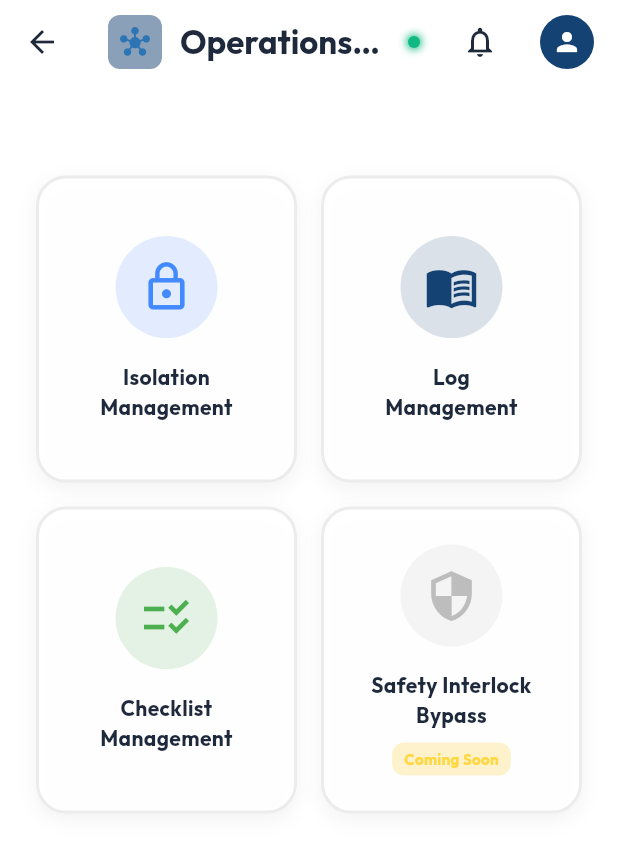
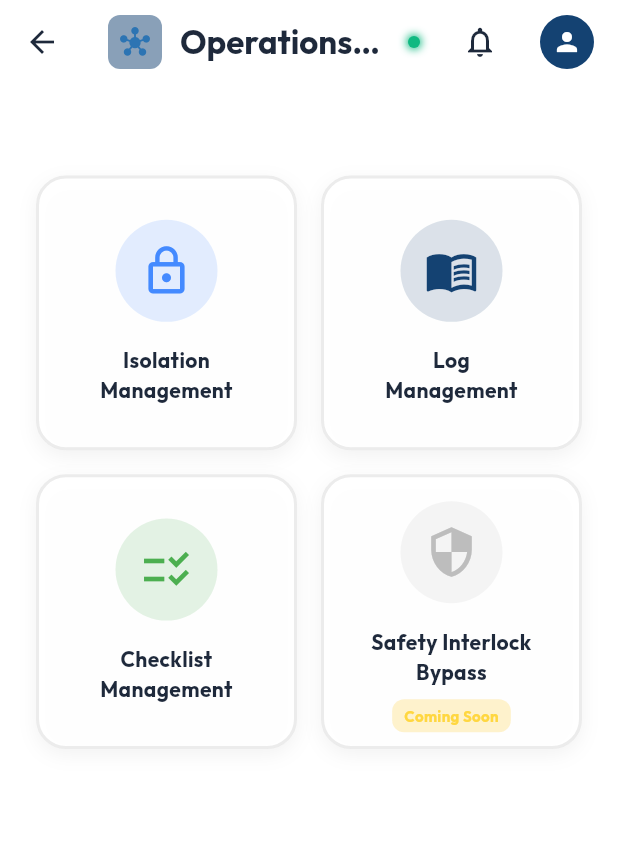
Before and after one commit to aswathcp/assetpulse-pro, a Flutter app: the OperationsTab screen opened directly, on a phone screen of 412 x 824 dp. Shown: the top 853 px of the screen. Run offline on Flutter 3.47's test engine with Material 3 defaults, Android fonts, the phone set to English and light mode, and no system bars; our stand-ins replace cloud_firestore, file_picker, firebase_auth, firebase_core, fl_chart, flutter_animate and 9 more; missing offline and left inert: dart:html, excel, mobile_scanner, nfc_manager, nfc_manager_ndef; accounts and stored records are empty.

Commit message:
fix(operations): lock operations tab to fixed viewport and eliminate overscroll

```diff
--- a/lib/features/operations/presentation/pages/operations_tab.dart
+++ b/lib/features/operations/presentation/pages/operations_tab.dart
@@ -20,9 +20,8 @@ class OperationsTab extends StatelessWidget {
       appBar: const CustomAppBar(title: 'Operations Center'),
       body: ResponsiveContentWrapper(
         maxWidth: 1320,
-        child: SingleChildScrollView(
-          physics: const ClampingScrollPhysics(),
-          padding: const EdgeInsets.fromLTRB(24, 16, 24, 120),
+        child: Padding(
+          padding: const EdgeInsets.symmetric(horizontal: 24, vertical: 16),
           child: Column(
             crossAxisAlignment: CrossAxisAlignment.stretch,
             children: [
@@ -37,7 +36,7 @@ class OperationsTab extends StatelessWidget {
                 physics: const NeverScrollableScrollPhysics(),
                 crossAxisSpacing: 16,
                 mainAxisSpacing: 16,
-                childAspectRatio: ResponsiveLayout.isDesktop(context) ? 1.2 : 0.85,
+                childAspectRatio: ResponsiveLayout.isDesktop(context) ? 1.2 : 0.95,
               children: [
                 StreamBuilder<List<IsolationPermitModel>>(
                   stream: FirestoreService().getActiveIsolationsStream(
```
